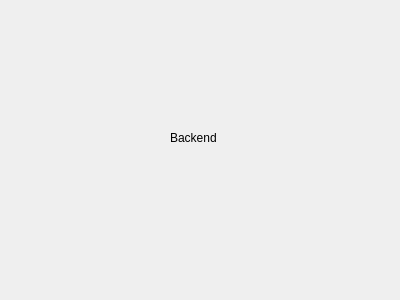
Above: src/components/backend-dashboard/backenddashboard.ui from RapidWebForge/RapidWebForgeApp before the change. Below: the same form after it.
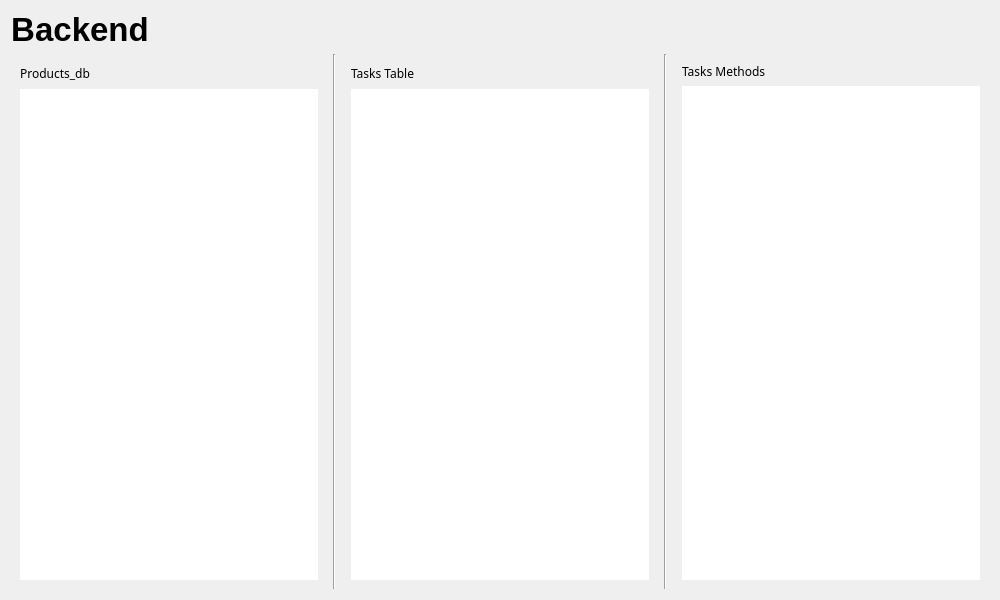
That is the form after the change. Icons and pictures are not drawn.

Commit message: feat(backend): add initial layout and interactions for backend dashboard

```diff
--- a/src/components/backend-dashboard/backenddashboard.ui
+++ b/src/components/backend-dashboard/backenddashboard.ui
@@ -1,31 +1,268 @@
 <?xml version="1.0" encoding="UTF-8"?>
 <ui version="4.0">
  <class>BackendDashboard</class>
- <widget class="QDialog" name="BackendDashboard">
+ <widget class="QWidget" name="BackendDashboard">
   <property name="geometry">
    <rect>
     <x>0</x>
     <y>0</y>
-    <width>400</width>
-    <height>300</height>
+    <width>1000</width>
+    <height>600</height>
    </rect>
   </property>
   <property name="windowTitle">
    <string>Dialog</string>
   </property>
-  <widget class="QLabel" name="label">
-   <property name="geometry">
-    <rect>
-     <x>170</x>
-     <y>130</y>
-     <width>49</width>
-     <height>16</height>
-    </rect>
-   </property>
-   <property name="text">
-    <string>Backend</string>
-   </property>
-  </widget>
+  <layout class="QVBoxLayout" name="mainLayout">
+   <item>
+    <widget class="QLabel" name="titleLabel">
+     <property name="sizePolicy">
+      <sizepolicy hsizetype="Fixed" vsizetype="Preferred">
+       <horstretch>0</horstretch>
+       <verstretch>0</verstretch>
+      </sizepolicy>
+     </property>
+     <property name="font">
+      <font>
+       <family>Segoe UI</family>
+       <pointsize>25</pointsize>
+       <bold>true</bold>
+      </font>
+     </property>
+     <property name="text">
+      <string>Backend</string>
+     </property>
+     <property name="alignment">
+      <set>Qt::AlignmentFlag::AlignCenter</set>
+     </property>
+    </widget>
+   </item>
+   <item>
+    <layout class="QHBoxLayout" name="horizontalLayout">
+     <item>
+      <widget class="QGroupBox" name="databaseTablesGroup">
+       <property name="styleSheet">
+        <string notr="true">border: none;</string>
+       </property>
+       <property name="title">
+        <string/>
+       </property>
+       <layout class="QVBoxLayout" name="verticalLayout_1">
+        <item>
+         <layout class="QHBoxLayout" name="horizontalLayout_3">
+          <property name="sizeConstraint">
+           <enum>QLayout::SizeConstraint::SetNoConstraint</enum>
+          </property>
+          <property name="topMargin">
+           <number>0</number>
+          </property>
+          <item>
+           <widget class="QLabel" name="databaseLabel">
+            <property name="sizePolicy">
+             <sizepolicy hsizetype="Fixed" vsizetype="Preferred">
+              <horstretch>0</horstretch>
+              <verstretch>0</verstretch>
+             </sizepolicy>
+            </property>
+            <property name="font">
+             <font>
+              <family>Segoe UI Semibold</family>
+             </font>
+            </property>
+            <property name="text">
+             <string>Products_db</string>
+            </property>
+            <property name="alignment">
+             <set>Qt::AlignmentFlag::AlignCenter</set>
+            </property>
+           </widget>
+          </item>
+          <item>
+           <spacer name="horizontalSpacer">
+            <property name="orientation">
+             <enum>Qt::Orientation::Horizontal</enum>
+            </property>
+            <property name="sizeHint" stdset="0">
+             <size>
+              <width>40</width>
+              <height>20</height>
+             </size>
+            </property>
+           </spacer>
+          </item>
+          <item>
+           <widget class="QPushButton" name="pushButton">
+            <property name="sizePolicy">
+             <sizepolicy hsizetype="Fixed" vsizetype="Preferred">
+              <horstretch>0</horstretch>
+              <verstretch>0</verstretch>
+             </sizepolicy>
+            </property>
+            <property name="layoutDirection">
+             <enum>Qt::LayoutDirection::RightToLeft</enum>
+            </property>
+            <property name="styleSheet">
+             <string notr="true">color: white;</string>
+            </property>
+            <property name="text">
+             <string/>
+            </property>
+            <property name="icon">
+             <iconset theme="QIcon::ThemeIcon::ListAdd"/>
+            </property>
+           </widget>
+          </item>
+         </layout>
+        </item>
+        <item>
+         <widget class="QTreeWidget" name="databaseTreeWidget">
+          <property name="headerHidden">
+           <bool>true</bool>
+          </property>
+          <column>
+           <property name="text">
+            <string>1</string>
+           </property>
+          </column>
+         </widget>
+        </item>
+       </layout>
+      </widget>
+     </item>
+     <item>
+      <widget class="Line" name="line">
+       <property name="orientation">
+        <enum>Qt::Orientation::Vertical</enum>
+       </property>
+      </widget>
+     </item>
+     <item>
+      <widget class="QGroupBox" name="tasksTableGroup">
+       <property name="styleSheet">
+        <string notr="true">border: none;</string>
+       </property>
+       <property name="title">
+        <string/>
+       </property>
+       <layout class="QVBoxLayout" name="verticalLayout_2">
+        <item>
+         <layout class="QHBoxLayout" name="horizontalLayoutButtons">
+          <item>
+           <widget class="QLabel" name="labelTable">
+            <property name="sizePolicy">
+             <sizepolicy hsizetype="Fixed" vsizetype="Preferred">
+              <horstretch>0</horstretch>
+              <verstretch>0</verstretch>
+             </sizepolicy>
+            </property>
+            <property name="font">
+             <font>
+              <family>Segoe UI Semibold</family>
+             </font>
+            </property>
+            <property name="text">
+             <string>Tasks Table</string>
+            </property>
+           </widget>
+          </item>
+          <item>
+           <spacer name="horizontalSpacer_2">
+            <property name="orientation">
+             <enum>Qt::Orientation::Horizontal</enum>
+            </property>
+            <property name="sizeHint" stdset="0">
+             <size>
+              <width>40</width>
+              <height>20</height>
+             </size>
+            </property>
+           </spacer>
+          </item>
+          <item>
+           <widget class="QPushButton" name="editButton">
+            <property name="text">
+             <string/>
+            </property>
+            <property name="icon">
+             <iconset theme="QIcon::ThemeIcon::MailMessageNew"/>
+            </property>
+           </widget>
+          </item>
+          <item>
+           <widget class="QPushButton" name="addButton">
+            <property name="text">
+             <string/>
+            </property>
+            <property name="icon">
+             <iconset theme="QIcon::ThemeIcon::ListAdd"/>
+            </property>
+           </widget>
+          </item>
+          <item>
+           <widget class="QPushButton" name="deleteButton">
+            <property name="text">
+             <string/>
+            </property>
+            <property name="icon">
+             <iconset theme="QIcon::ThemeIcon::ListRemove"/>
+            </property>
+           </widget>
+          </item>
+         </layout>
+        </item>
+        <item>
+         <widget class="QTableWidget" name="tasksTableWidget">
+          <property name="textElideMode">
+           <enum>Qt::TextElideMode::ElideRight</enum>
+          </property>
+         </widget>
+        </item>
+       </layout>
+      </widget>
+     </item>
+     <item>
+      <widget class="Line" name="line_2">
+       <property name="orientation">
+        <enum>Qt::Orientation::Vertical</enum>
+       </property>
+      </widget>
+     </item>
+     <item>
+      <widget class="QGroupBox" name="tasksMethodsGroup">
+       <property name="styleSheet">
+        <string notr="true">border: none;</string>
+       </property>
+       <property name="title">
+        <string/>
+       </property>
+       <layout class="QVBoxLayout" name="verticalLayout_3">
+        <item>
+         <widget class="QLabel" name="labelMethods">
+          <property name="sizePolicy">
+           <sizepolicy hsizetype="Fixed" vsizetype="Preferred">
+            <horstretch>0</horstretch>
+            <verstretch>0</verstretch>
+           </sizepolicy>
+          </property>
+          <property name="font">
+           <font>
+            <family>Segoe UI Semibold</family>
+           </font>
+          </property>
+          <property name="text">
+           <string>Tasks Methods</string>
+          </property>
+         </widget>
+        </item>
+        <item>
+         <widget class="QListWidget" name="tasksMethodsListWidget"/>
+        </item>
+       </layout>
+      </widget>
+     </item>
+    </layout>
+   </item>
+  </layout>
  </widget>
  <resources/>
  <connections/>
```
Left out of the diff: 2 changed lines with no effect on the pictures. The commit also changes 16 other files.
